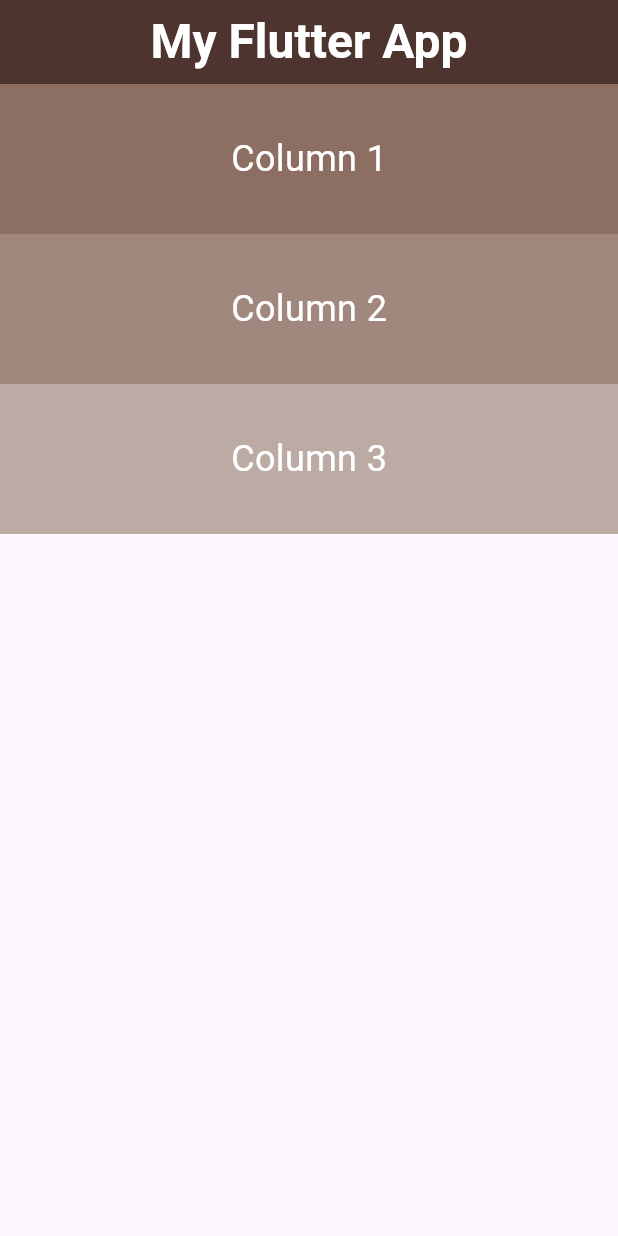
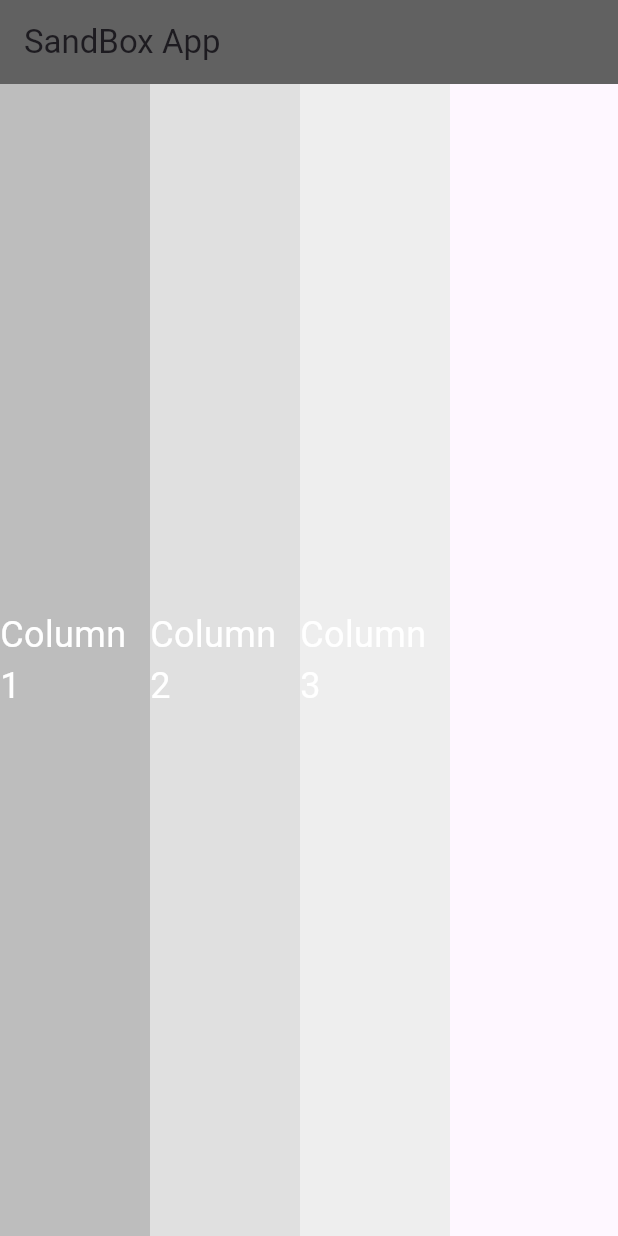
Before and after one commit to FaiqueMZM/flutter-app, a Flutter app: the screen it shows after launch, on a phone screen of 412 x 824 dp. Run offline on Flutter 3.47's test engine with Material 3 defaults, Android fonts, the phone set to English and light mode, and no system bars.

Commit message:
added rows

```diff
--- a/lib/main.dart
+++ b/lib/main.dart
@@ -2,5 +2,55 @@ import 'package:flutter/material.dart';
 import 'package:flutter_app/home.dart';
 
 void main() {
-  runApp(const MaterialApp(home: Home()));
+  runApp(const MaterialApp(home: SandBox()));
 }
+
+class SandBox extends StatelessWidget {
+  const SandBox({super.key});
+
+  @override
+  Widget build(BuildContext context) {
+    return Scaffold(
+      appBar: AppBar(
+        title: Text('SandBox App'),
+        backgroundColor: Colors.grey[700],
+      ),
+      body: Row(
+        mainAxisAlignment: MainAxisAlignment.start,
+        crossAxisAlignment: CrossAxisAlignment.stretch,
+        children: [
+          Container(
+            width: 100,
+            height: 100,
+            color: Colors.grey[400],
+            alignment: Alignment.center,
+            child: const Text(
+              'Column 1',
+              style: TextStyle(fontSize: 24, color: Colors.white),
+            ),
+          ),
+          Container(
+            width: 100,
+            height: 150,
+            color: Colors.grey[300],
+            alignment: Alignment.center,
+            child: const Text(
+              'Column 2',
+              style: TextStyle(fontSize: 24, color: Colors.white),
+            ),
+          ),
+          Container(
+            width: 100,
+            height: 200,
+            color: Colors.grey[200],
+            alignment: Alignment.center,
+            child: const Text(
+              'Column 3',
+              style: TextStyle(fontSize: 24, color: Colors.white),
+            ),
+          ),
+        ],
+      ),
+    );
+  }
+}
```
